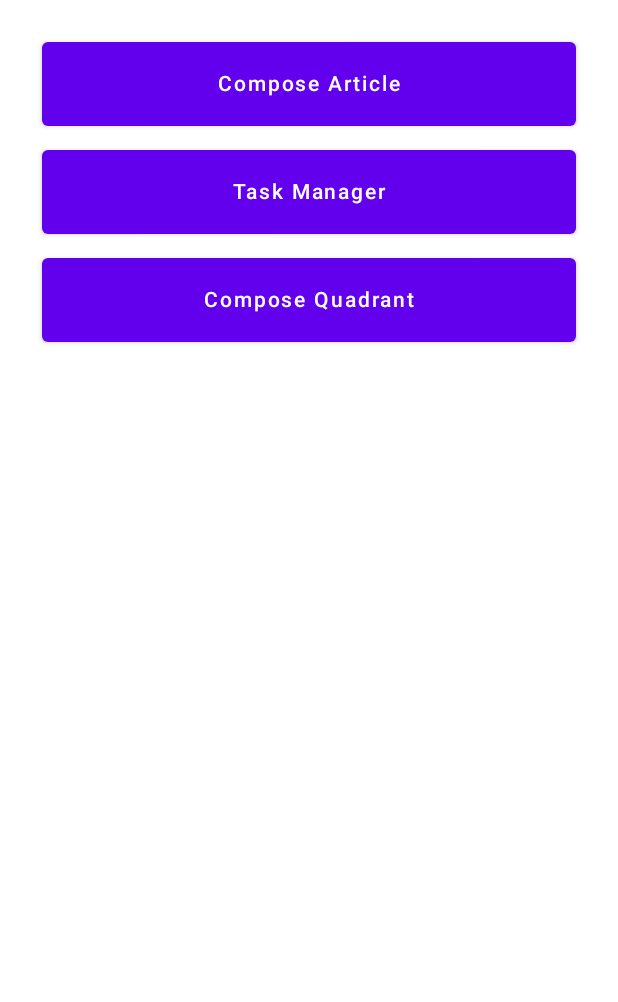
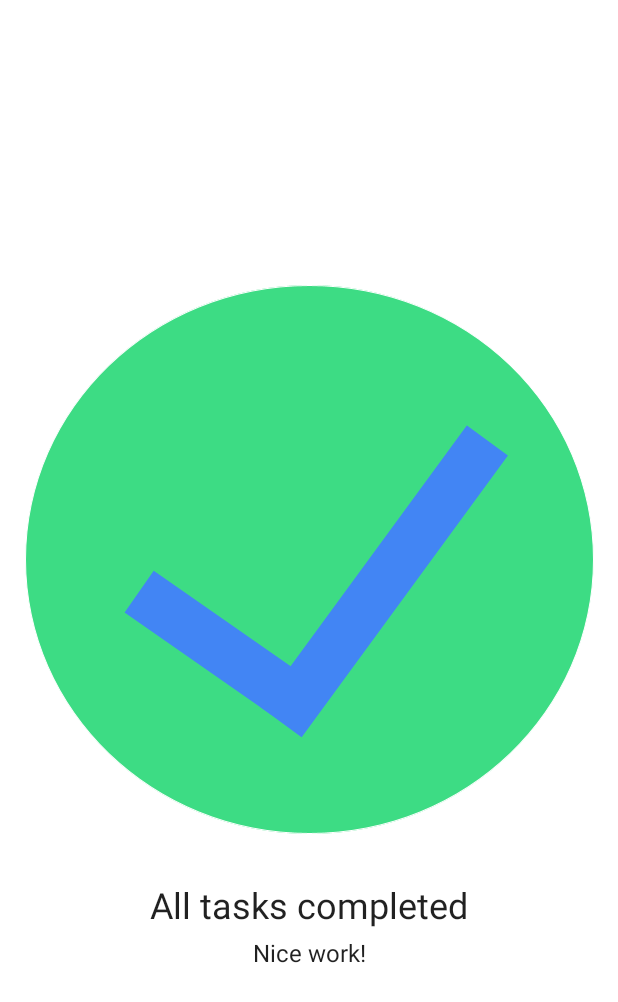
Before and after one commit to Rarj/basic-compose, an Android app built with Jetpack Compose: the screen it shows after launch (MainActivity before the commit, TaskManagerActivity after it), after a tap on "Task Manager", on a phone screen of 412 x 824 dp. Shown: the top 1002 px of the screen. Run offline under Robolectric (Android 15) with nearby library versions, the phone set to English and light mode, and no system bars.

Commit message:
layouting TaskManagerActivity.kt

```diff
--- a/app/src/main/AndroidManifest.xml
+++ b/app/src/main/AndroidManifest.xml
@@ -9,6 +9,10 @@
         android:roundIcon="@mipmap/ic_launcher_round"
         android:supportsRtl="true"
         android:theme="@style/Theme.PracticeComposeBasic">
+        <activity
+            android:name=".taskmanager.TaskManagerActivity"
+            android:exported="false"
+            android:label="@string/title_activity_task_manager" />
         <activity
             android:name=".article.ArticleActivity"
             android:exported="false"
--- a/app/src/main/java/dev/arj/practicecomposebasic/MainActivity.kt
+++ b/app/src/main/java/dev/arj/practicecomposebasic/MainActivity.kt
@@ -15,6 +15,7 @@ import androidx.compose.ui.platform.LocalContext
 import androidx.compose.ui.tooling.preview.Preview
 import androidx.compose.ui.unit.dp
 import dev.arj.practicecomposebasic.article.ArticleActivity
+import dev.arj.practicecomposebasic.taskmanager.TaskManagerActivity
 import dev.arj.practicecomposebasic.ui.theme.PracticeComposeBasicTheme
 
 class MainActivity : ComponentActivity() {
@@ -45,7 +46,9 @@ fun Navigation() {
         Button(text = "Compose Article") {
             context.startActivity(Intent(context, ArticleActivity::class.java))
         }
-        Button(text = "Task Manager") {}
+        Button(text = "Task Manager") {
+            context.startActivity(Intent(context, TaskManagerActivity::class.java))
+        }
         Button(text = "Compose Quadrant") {}
     }
 }
--- /dev/null
+++ b/app/src/main/java/dev/arj/practicecomposebasic/taskmanager/TaskManagerActivity.kt
@@ -0,0 +1,68 @@
+package dev.arj.practicecomposebasic.taskmanager
+
+import android.os.Bundle
+import androidx.activity.ComponentActivity
+import androidx.activity.compose.setContent
+import androidx.compose.foundation.Image
+import androidx.compose.foundation.layout.Arrangement
+import androidx.compose.foundation.layout.Column
+import androidx.compose.foundation.layout.fillMaxSize
+import androidx.compose.foundation.layout.padding
+import androidx.compose.material.MaterialTheme
+import androidx.compose.material.Surface
+import androidx.compose.material.Text
+import androidx.compose.runtime.Composable
+import androidx.compose.ui.Alignment
+import androidx.compose.ui.Modifier
+import androidx.compose.ui.res.painterResource
+import androidx.compose.ui.tooling.preview.Preview
+import androidx.compose.ui.unit.dp
+import androidx.compose.ui.unit.sp
+import dev.arj.practicecomposebasic.R
+import dev.arj.practicecomposebasic.ui.theme.PracticeComposeBasicTheme
+
+class TaskManagerActivity : ComponentActivity() {
+    override fun onCreate(savedInstanceState: Bundle?) {
+        super.onCreate(savedInstanceState)
+        setContent {
+            PracticeComposeBasicTheme() {
+                Surface(
+                    modifier = Modifier.fillMaxSize(),
+                    color = MaterialTheme.colors.background
+                ) {
+                    TaskCompleteCompose()
+                }
+            }
+        }
+    }
+}
+
+@Composable
+fun TaskCompleteCompose() {
+    Column(
+        modifier = Modifier.fillMaxSize(),
+        horizontalAlignment = Alignment.CenterHorizontally,
+        verticalArrangement = Arrangement.Center
+    ) {
+        val painter = painterResource(id = R.drawable.ic_task_completed)
+
+        Image(painter = painter, contentDescription = null, alignment = Alignment.Center)
+        Text(
+            text = "All tasks completed",
+            fontSize = 24.sp,
+            modifier = Modifier.padding(top = 24.dp, bottom = 8.dp)
+        )
+        Text(
+            text = "Nice work!",
+            fontSize = 16.sp
+        )
+    }
+}
+
+@Preview(showBackground = true)
+@Composable
+fun TaskManagerPreviewa() {
+    PracticeComposeBasicTheme {
+        TaskCompleteCompose()
+    }
+}
--- a/app/src/main/res/values/strings.xml
+++ b/app/src/main/res/values/strings.xml
@@ -4,4 +4,6 @@
     <string name="title_tutorial">Jetpack Compose tutorial</string>
     <string name="description_tutorial">Jetpack Compose is a modern toolkit for building native Android UI. Compose simplifies and accelerates UI development on Android with less code, powerful tools, and intuitive Kotlin APIs.</string>
     <string name="description_tutorial_more">In this tutorial, you build a simple UI component with declarative functions. You call Compose functions to say what elements you want and the Compose compiler does the rest. Compose is built around Composable functions. These functions let you define your app\'s UI programmatically because they let you describe how it should look and provide data dependencies, rather than focus on the process of the UI\'s construction, such as initializing an element and then attaching it to a parent. To create a Composable function, you add the @Composable annotation to the function name.</string>
+
+    <string name="title_activity_task_manager">TaskManagerActivity</string>
 </resources>
```
Also changed, not shown: app/src/main/res/drawable-nodpi/ic_task_completed.png (added).
